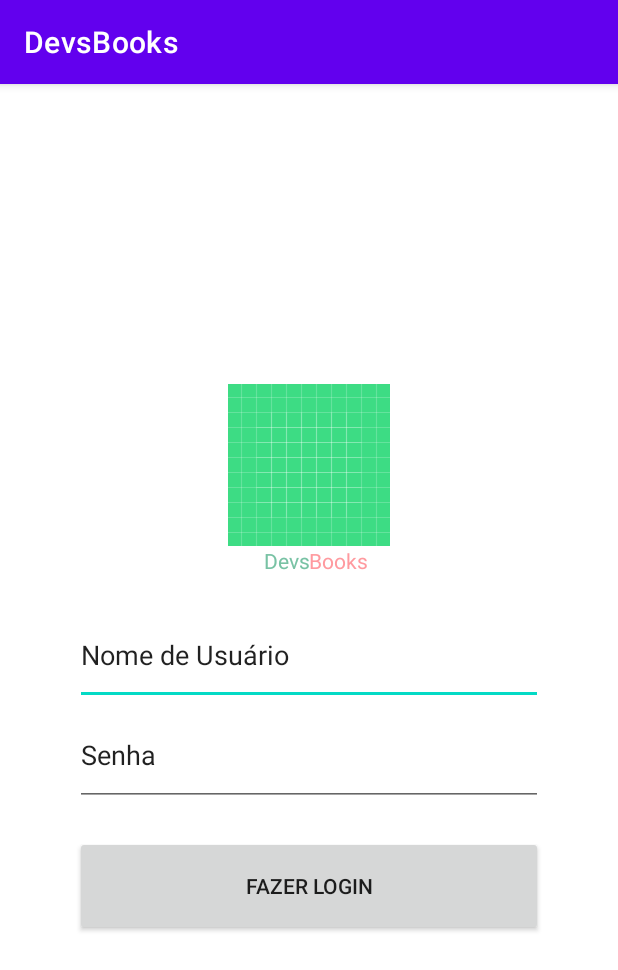
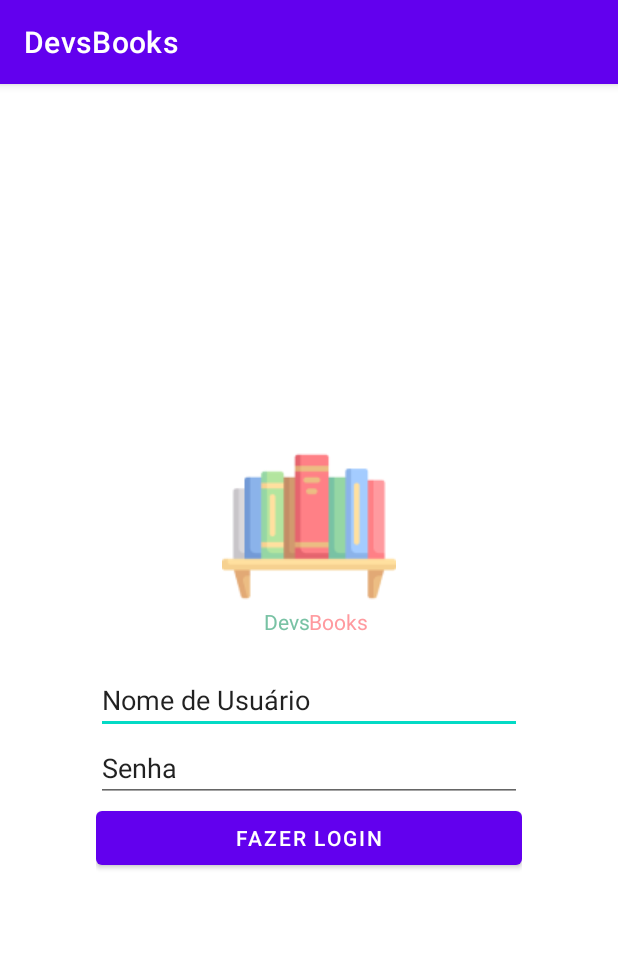
Before and after one commit to alpha11000/DevsBooks, an Android app: the screen it shows after launch (TelaDeLogin), on a phone screen of 412 x 824 dp. Shown: the top 970 px of the screen. Run offline under Robolectric (Android 15) with nearby library versions, the phone set to English and light mode, and no system bars.

Commit message:
Ajustes no layout da tela de login.

```diff
--- a/app/src/main/res/layout/activity_tela_de_login.xml
+++ b/app/src/main/res/layout/activity_tela_de_login.xml
@@ -6,108 +6,80 @@
     android:layout_height="match_parent"
     tools:context=".TelaDeLogin">
 
+    <androidx.constraintlayout.widget.ConstraintLayout
+        android:layout_width="match_parent"
+        android:layout_height="wrap_content"
+        android:layout_marginHorizontal="64dp"
+        app:layout_constraintTop_toTopOf="parent"
+        app:layout_constraintBottom_toBottomOf="parent"
+        app:layout_constraintStart_toStartOf="parent"
+        app:layout_constraintEnd_toEndOf="parent">
 
         <ImageView
             android:id="@+id/book_icon"
-
             android:layout_width="wrap_content"
             android:layout_height="wrap_content"
-
+            android:src="@drawable/books"
+            android:contentDescription="@null"
             app:layout_constraintTop_toTopOf="parent"
-        app:layout_constraintBottom_toTopOf="@id/devs_text"
-        app:layout_constraintRight_toRightOf="@id/login_user_field"
-        app:layout_constraintLeft_toLeftOf="@id/login_user_field"
-
-
-        android:layout_marginTop="200dp"
-
-        android:src="@drawable/ic_book_icon_background"
-
-        android:contentDescription="TODO" />
+            app:layout_constraintStart_toStartOf="parent"
+            app:layout_constraintEnd_toEndOf="parent"
+            />
 
         <TextView
             android:id="@+id/devs_text"
             android:layout_width="0dp"
             android:layout_height="wrap_content"
-
-        app:layout_constraintTop_toBottomOf="@id/book_icon"
-        app:layout_constraintBottom_toTopOf="@id/login_user_field"
-        app:layout_constraintRight_toLeftOf="@id/books_text"
-        app:layout_constraintLeft_toLeftOf="parent"
-
-        android:textAlignment="viewEnd"
-
+            android:gravity="end"
             android:text="Devs"
             android:textColor="#78C2A4"
+            app:layout_constraintTop_toBottomOf="@id/book_icon"
+            app:layout_constraintStart_toStartOf="parent"
+            app:layout_constraintEnd_toStartOf="@id/books_text"
             />
 
         <TextView
             android:id="@+id/books_text"
-
             android:layout_width="0dp"
             android:layout_height="wrap_content"
-
-        app:layout_constraintTop_toTopOf="@id/devs_text"
-        app:layout_constraintBottom_toBottomOf="@id/devs_text"
-        app:layout_constraintRight_toRightOf="parent"
-        app:layout_constraintLeft_toRightOf="@id/devs_text"
-
             android:text="Books"
             android:textColor="#FF9A9F"
+            app:layout_constraintTop_toTopOf="@id/devs_text"
+            app:layout_constraintStart_toEndOf="@id/devs_text"
+            app:layout_constraintEnd_toEndOf="parent"
             />
 
 
         <EditText
             android:id="@+id/login_user_field"
-
-        android:layout_width="0dp"
-        android:layout_height="0dp"
-
+            android:layout_width="match_parent"
+            android:layout_height="wrap_content"
+            android:layout_marginTop="20dp"
+            android:text="Nome de Usuário"
             app:layout_constraintTop_toBottomOf="@id/devs_text"
             app:layout_constraintBottom_toTopOf="@id/login_password_field"
             app:layout_constraintRight_toRightOf="@id/login_password_field"
             app:layout_constraintLeft_toLeftOf="@id/login_password_field"
-
-        android:layout_marginTop="20dp"
-
-
-        android:text="Nome de Usuário"
-
             />
 
         <EditText
             android:id="@+id/login_password_field"
-
-        android:layout_width="0dp"
-        android:layout_height="0dp"
-
+            android:layout_width="match_parent"
+            android:layout_height="wrap_content"
+            android:text="Senha"
             app:layout_constraintTop_toBottomOf="@id/login_user_field"
             app:layout_constraintBottom_toTopOf="@id/login_button"
             app:layout_constraintRight_toRightOf="@id/login_button"
             app:layout_constraintLeft_toLeftOf="@id/login_button"
-
-        android:text="Senha"
-
-
             />
 
-    <androidx.appcompat.widget.AppCompatButton
+        <Button
             android:id="@+id/login_button"
-
             android:layout_width="match_parent"
-        android:layout_height="0dp"
-
+            android:layout_height="wrap_content"
+            android:text="Fazer Login"
             app:layout_constraintTop_toBottomOf="@id/login_password_field"
             app:layout_constraintBottom_toBottomOf="parent"
-
-        android:layout_marginTop="20dp"
-        android:layout_marginBottom="200dp"
-        android:layout_marginRight="50dp"
-        android:layout_marginLeft="50dp"
-
-
-        android:text="Fazer Login"
-
             />
-
     </androidx.constraintlayout.widget.ConstraintLayout>
+</androidx.constraintlayout.widget.ConstraintLayout>
```
Lines whose indentation alone changed are shown as unchanged.
